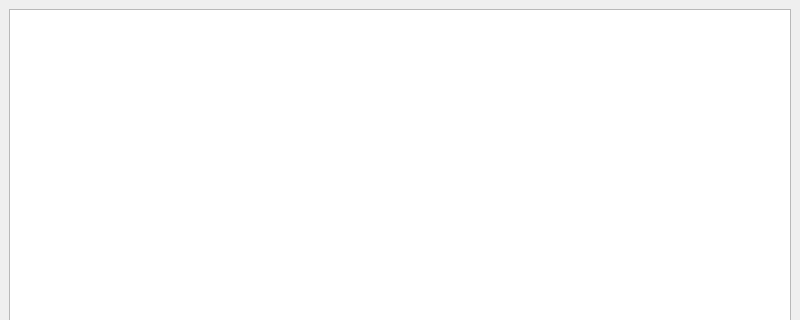
Rogozhin-Dmitry/Troitsk-Rogozhin, file main.ui: the form before one commit; both pictures show x 0 to 800 and y 0 to 320 of the 800 by 600 pixel window.
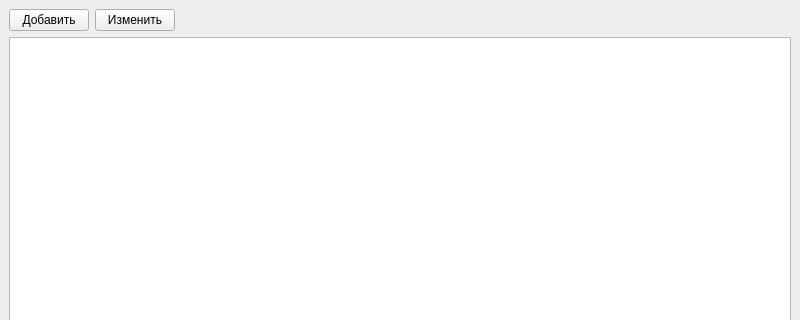
The form after the commit.

```diff
--- a/main.ui
+++ b/main.ui
@@ -15,6 +15,37 @@
   </property>
   <widget class="QWidget" name="centralwidget">
    <layout class="QVBoxLayout" name="verticalLayout">
+    <item>
+     <layout class="QHBoxLayout" name="horizontalLayout">
+      <item>
+       <widget class="QPushButton" name="pushButton">
+        <property name="text">
+         <string>Добавить</string>
+        </property>
+       </widget>
+      </item>
+      <item>
+       <widget class="QPushButton" name="pushButton_2">
+        <property name="text">
+         <string>Изменить</string>
+        </property>
+       </widget>
+      </item>
+      <item>
+       <spacer name="horizontalSpacer">
+        <property name="orientation">
+         <enum>Qt::Horizontal</enum>
+        </property>
+        <property name="sizeHint" stdset="0">
+         <size>
+          <width>40</width>
+          <height>20</height>
+         </size>
+        </property>
+       </spacer>
+      </item>
+     </layout>
+    </item>
     <item>
      <widget class="QTableWidget" name="tableWidget"/>
     </item>
```
